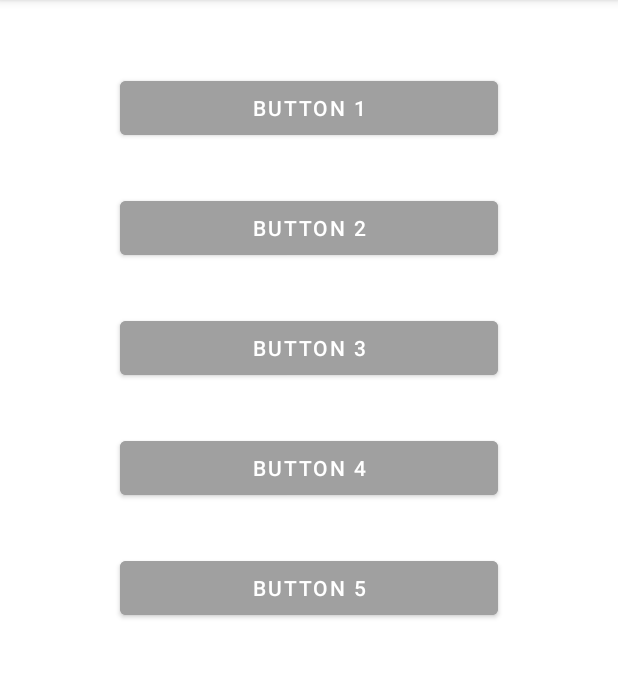
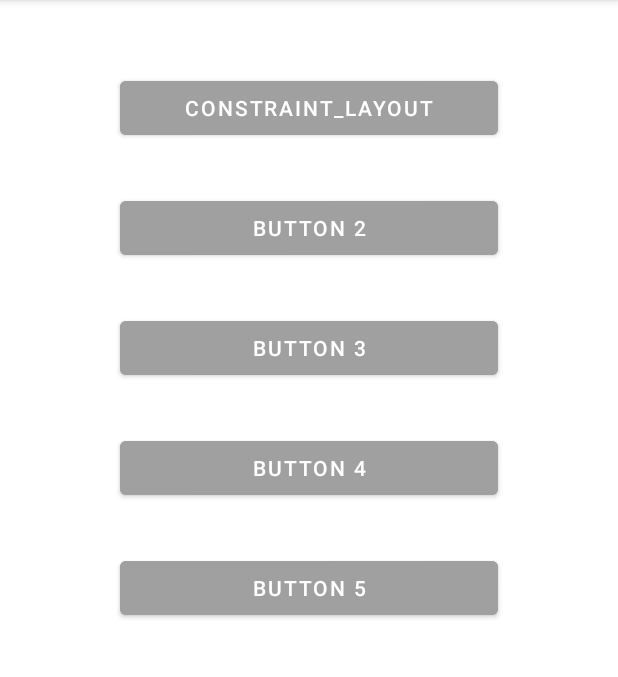
Before and after one commit to JingYLiu-WaSS/AndroidLearning, an Android app: the screen it shows after launch (MainActivity), on a phone screen of 412 x 824 dp, the part 84-761 px from its top. Run offline under Robolectric (Android 15) with nearby library versions, the phone set to English and light mode, and no system bars.

Commit message:
constraint layout works

```diff
--- a/app/src/main/res/values/strings.xml
+++ b/app/src/main/res/values/strings.xml
@@ -4,7 +4,7 @@
     <string name="subject">subject</string>
     <string name="message">message</string>
     <string name="send">send</string>
-    <string name="button_1">Button 1</string>
+    <string name="button_1">constraint_layout</string>
     <string name="button_2">Button 2</string>
     <string name="button_3">Button 3</string>
     <string name="button_4">Button 4</string>
```
Also changed, not shown: 1 other file.
